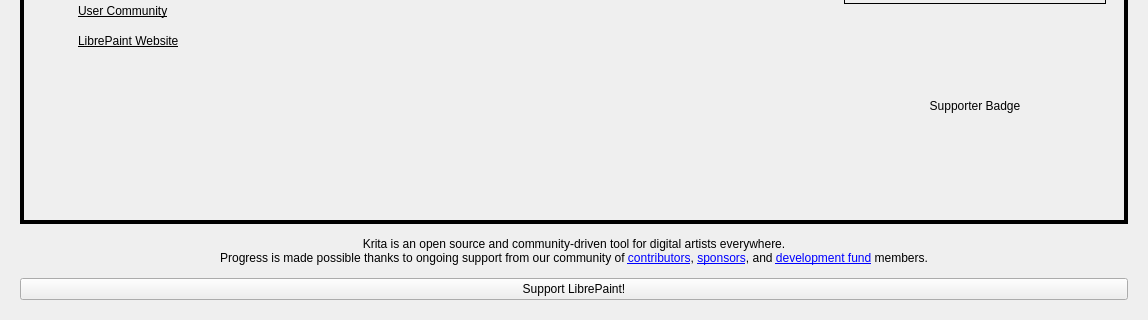
The window that libs/ui/forms/KisWelcomePage.ui (serika12345/librepaint) describes before a commit, drawn with Qt 5; both pictures show x 0 to 1148 and y 488 to 808 of the 1148 by 808 pixel window.
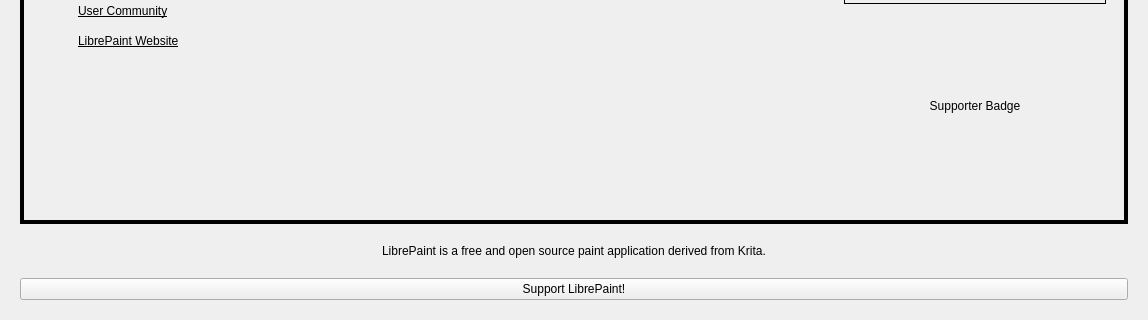
The same window after the commit. Custom widgets are drawn as their Qt base class.

What changed in the file:
```diff
--- a/libs/ui/forms/KisWelcomePage.ui
+++ b/libs/ui/forms/KisWelcomePage.ui
@@ -1624,7 +1624,7 @@
 &lt;html&gt;&lt;head&gt;&lt;meta name=&quot;qrichtext&quot; content=&quot;1&quot; /&gt;&lt;style type=&quot;text/css&quot;&gt;
 p, li { white-space: pre-wrap; }
 &lt;/style&gt;&lt;/head&gt;&lt;body&gt;
-&lt;p style=&quot; margin-top:12px; margin-bottom:12px; margin-left:0px; margin-right:0px; -qt-block-indent:0; text-indent:0px;&quot;&gt;Krita is an open source and community-driven tool for digital artists everywhere.&lt;br /&gt;Progress is made possible thanks to ongoing support from our community of &lt;a href=&quot;https://docs.krita.org/en/contributors_manual.html&quot;&gt;contributors&lt;/a&gt;, &lt;a href=&quot;https://krita.org/en/sponsors/&quot;&gt;sponsors&lt;/a&gt;, and &lt;a href=&quot;https://fund.krita.org/&quot;&gt;development fund&lt;/a&gt; members.&lt;/p&gt;&lt;/body&gt;&lt;/html&gt;</string>
+&lt;p style=&quot; margin-top:12px; margin-bottom:12px; margin-left:0px; margin-right:0px; -qt-block-indent:0; text-indent:0px;&quot;&gt;LibrePaint is a free and open source paint application derived from Krita.&lt;/p&gt;&lt;/body&gt;&lt;/html&gt;</string>
          </property>
          <property name="alignment">
           <set>Qt::AlignCenter</set>
```
Left out of the diff: 2 changed lines with no effect on the pictures.
